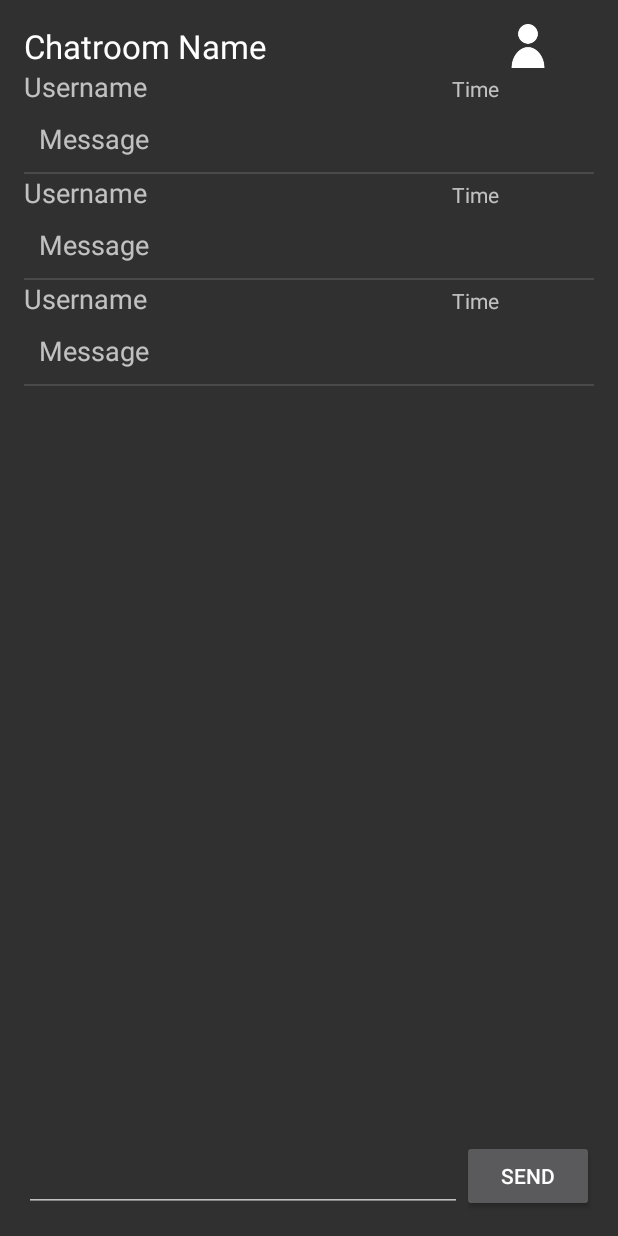
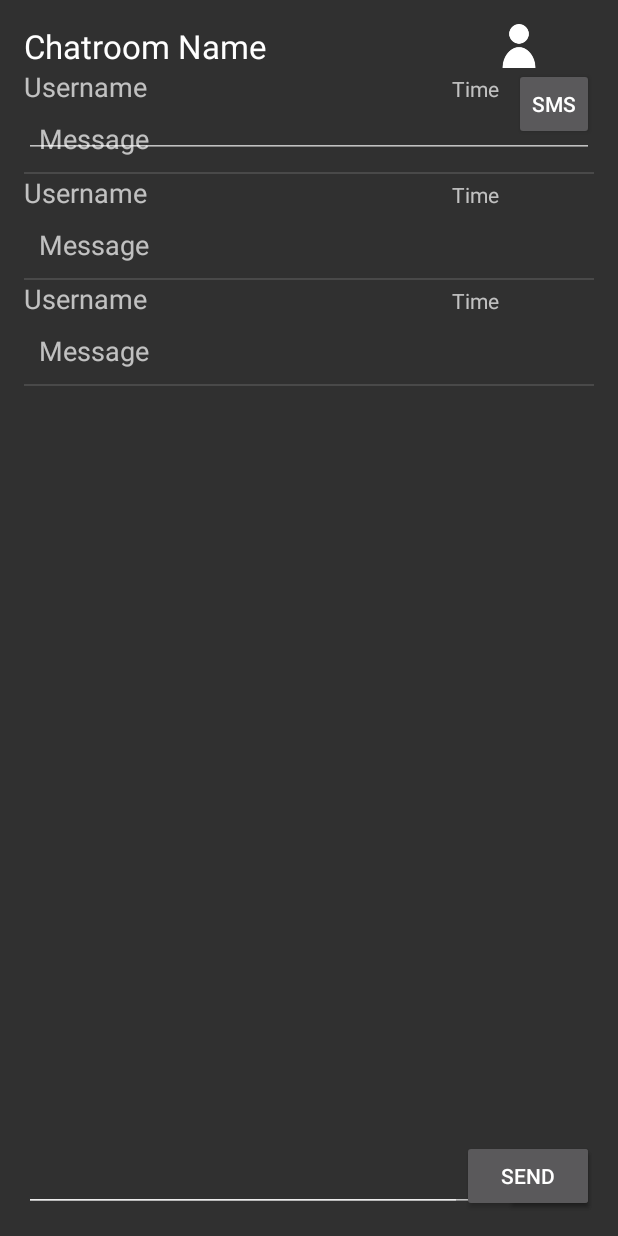
Before and after one commit to toka-io/toka-android, an Android app: the layout activity_chatroom.xml on its own in the app's theme, with its tools: preview values and no code run, on a phone screen of 412 x 824 dp. Run offline under Robolectric (Android 15) with nearby library versions, the phone set to English and light mode, and no system bars.

Commit message:
Added alpha SMS feature (Only Sends)

```diff
--- a/app/src/main/java/io/toka/android/Info.java
+++ b/app/src/main/java/io/toka/android/Info.java
@@ -23,4 +23,6 @@ public class Info extends Application {
     public ArrayList<ChatMessage> getChatMessages() {
         return ChatMessages;
     }
+
+
 }
--- a/app/src/main/res/layout/activity_chatroom.xml
+++ b/app/src/main/res/layout/activity_chatroom.xml
@@ -3,7 +3,8 @@
     android:layout_height="match_parent" android:paddingLeft="@dimen/activity_horizontal_margin"
     android:paddingRight="@dimen/activity_horizontal_margin"
     android:paddingTop="@dimen/activity_vertical_margin"
-    android:paddingBottom="@dimen/activity_vertical_margin" tools:context=".chatroom">
+    android:paddingBottom="@dimen/activity_vertical_margin" tools:context=".chatroom"
+    android:id="@+id/Chatroomm">
 
     <ListView
         android:layout_width="wrap_content"
@@ -16,7 +17,9 @@
         android:listSelector="@android:color/transparent"
         android:headerDividersEnabled="false"
         android:focusable="false"
-        android:layout_below="@+id/ChatroomName" />
+        android:layout_below="@+id/ChatroomName"
+        android:visibility="visible"
+        android:layout_alignParentEnd="true" />
 
     <EditText
         android:layout_width="wrap_content"
@@ -25,8 +28,8 @@
         android:layout_alignParentBottom="true"
         android:layout_alignParentLeft="true"
         android:layout_alignParentStart="true"
-        android:layout_toLeftOf="@+id/Send"
-        android:layout_toStartOf="@+id/Send" />
+        android:layout_toStartOf="@+id/Send"
+        android:visibility="visible" />
 
     <Button
         android:layout_width="wrap_content"
@@ -35,10 +38,10 @@
         android:id="@+id/Send"
         android:clickable="true"
         android:layout_alignParentBottom="true"
-        android:layout_alignParentRight="true"
-        android:layout_alignParentEnd="true"
         android:nestedScrollingEnabled="false"
-        android:onClick="addItem" />
+        android:onClick="addItem"
+        android:visibility="visible"
+        android:layout_alignEnd="@+id/SMS" />
 
     <TextView
         android:layout_width="wrap_content"
@@ -49,7 +52,8 @@
         android:layout_alignParentTop="true"
         android:layout_alignParentLeft="true"
         android:layout_alignParentStart="true"
-        android:layout_toStartOf="@+id/Send" />
+        android:layout_toStartOf="@+id/Send"
+        android:visibility="visible" />
 
     <ImageView
         android:layout_width="wrap_content"
@@ -57,7 +61,68 @@
         android:id="@+id/imageView"
         android:src="@drawable/user"
         android:layout_alignParentTop="true"
-        android:layout_toEndOf="@+id/ChatroomName"
-        android:layout_above="@+id/listView" />
+        android:layout_above="@+id/listView"
+        android:visibility="visible"
+        android:layout_alignEnd="@+id/SMS" />
+
+    <ToggleButton
+        style="?android:attr/buttonStyleSmall"
+        android:layout_width="wrap_content"
+        android:layout_height="wrap_content"
+        android:text="SMS"
+        android:id="@+id/SMS"
+        android:layout_alignTop="@+id/listView"
+        android:layout_alignEnd="@+id/listView"
+        android:textOn="SMS"
+        android:textOff="SMS"
+        android:checked="false"
+        android:clickable="true"
+        android:enabled="true" />
+
+    <RelativeLayout
+        android:layout_width="match_parent"
+        android:layout_height="match_parent"
+        android:layout_alignParentBottom="true"
+        android:layout_alignParentEnd="true"
+        android:visibility="visible"
+        android:id="@+id/smsLayout"
+        android:clickable="false">
+
+        <EditText
+            android:layout_width="match_parent"
+            android:layout_height="wrap_content"
+            android:id="@+id/phoneNo"
+            android:layout_alignParentTop="true"
+            android:layout_alignParentStart="true"
+            android:layout_marginTop="44dp" />
+
+        <EditText
+            android:layout_width="match_parent"
+            android:layout_height="wrap_content"
+            android:id="@+id/message"
+            android:layout_alignParentBottom="true"
+            android:layout_alignParentStart="true" />
+
+        <Button
+            style="?android:attr/buttonStyleSmall"
+            android:layout_width="wrap_content"
+            android:layout_height="wrap_content"
+            android:text="Send"
+            android:id="@+id/sendText"
+            android:layout_alignBottom="@+id/message"
+            android:layout_alignParentEnd="true"
+            android:enabled="true"
+            android:clickable="true" />
+
+        <ListView
+            android:layout_width="wrap_content"
+            android:layout_height="wrap_content"
+            android:id="@+id/messageView"
+            android:layout_below="@+id/phoneNo"
+            android:layout_alignParentStart="true"
+            android:layout_above="@+id/message"
+            tools:listitem="@android:layout/select_dialog_item" />
+
+    </RelativeLayout>
 
 </RelativeLayout>
```
Also changed, not shown: app/src/main/java/io/toka/android/ChatroomActivity.java (+95 -0 lines), app/src/main/java/io/toka/android/login.java (+22 -34 lines), 1 other file.
